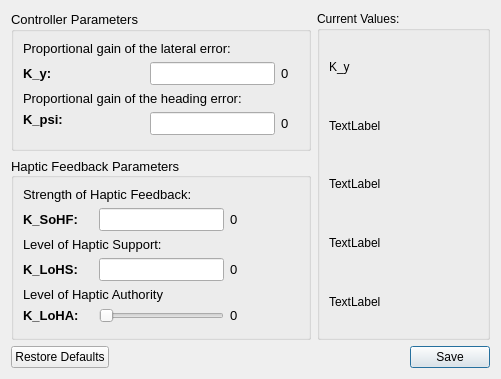
The window that modules/steeringwheelcontrol/action/swcontrollers/ui/fdca_settings_ui.ui (tud-hri/joan) describes before a commit, drawn with Qt 5.
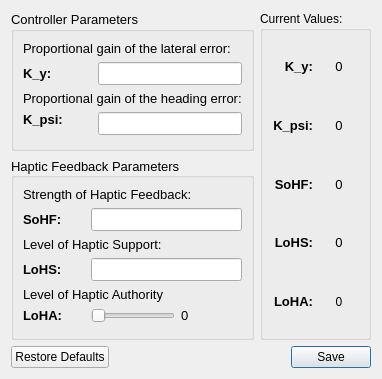
The same window after the commit.

Commit message: FDCA and PD control both work and have their own settings

Patch:
```diff
--- a/modules/steeringwheelcontrol/action/swcontrollers/ui/fdca_settings_ui.ui
+++ b/modules/steeringwheelcontrol/action/swcontrollers/ui/fdca_settings_ui.ui
@@ -6,7 +6,7 @@
    <rect>
     <x>0</x>
     <y>0</y>
-    <width>501</width>
+    <width>361</width>
     <height>379</height>
    </rect>
   </property>
@@ -24,7 +24,7 @@
      </property>
      <property name="minimumSize">
       <size>
-       <width>300</width>
+       <width>0</width>
        <height>0</height>
       </size>
      </property>
@@ -64,35 +64,6 @@
           </property>
          </widget>
         </item>
-        <item row="2" column="2">
-         <widget class="QLabel" name="lbl_k_y">
-          <property name="sizePolicy">
-           <sizepolicy hsizetype="Preferred" vsizetype="Preferred">
-            <horstretch>0</horstretch>
-            <verstretch>0</verstretch>
-           </sizepolicy>
-          </property>
-          <property name="minimumSize">
-           <size>
-            <width>0</width>
-            <height>0</height>
-           </size>
-          </property>
-          <property name="font">
-           <font>
-            <pointsize>10</pointsize>
-            <weight>50</weight>
-            <bold>false</bold>
-           </font>
-          </property>
-          <property name="text">
-           <string>0</string>
-          </property>
-          <property name="alignment">
-           <set>Qt::AlignLeading|Qt::AlignLeft|Qt::AlignVCenter</set>
-          </property>
-         </widget>
-        </item>
         <item row="3" column="0" colspan="3">
          <widget class="QLabel" name="lblKpsititle">
           <property name="font">
@@ -107,49 +78,17 @@
           </property>
          </widget>
         </item>
-        <item row="4" column="2">
-         <widget class="QLabel" name="lbl_k_psi">
-          <property name="sizePolicy">
-           <sizepolicy hsizetype="Minimum" vsizetype="Preferred">
-            <horstretch>0</horstretch>
-            <verstretch>0</verstretch>
-           </sizepolicy>
-          </property>
-          <property name="font">
-           <font>
-            <pointsize>10</pointsize>
-            <weight>50</weight>
-            <bold>false</bold>
-           </font>
-          </property>
-          <property name="text">
-           <string>0</string>
-          </property>
-          <property name="alignment">
-           <set>Qt::AlignLeading|Qt::AlignLeft|Qt::AlignVCenter</set>
-          </property>
-         </widget>
-        </item>
-        <item row="4" column="1">
-         <widget class="QLineEdit" name="edit_k_psi">
-          <property name="sizePolicy">
-           <sizepolicy hsizetype="Preferred" vsizetype="Fixed">
-            <horstretch>0</horstretch>
-            <verstretch>0</verstretch>
-           </sizepolicy>
-          </property>
-          <property name="font">
-           <font>
-            <pointsize>10</pointsize>
-           </font>
-          </property>
-         </widget>
-        </item>
         <item row="4" column="0">
          <widget class="QLabel" name="lblKpsi">
+          <property name="sizePolicy">
+           <sizepolicy hsizetype="Minimum" vsizetype="Preferred">
+            <horstretch>0</horstretch>
+            <verstretch>0</verstretch>
+           </sizepolicy>
+          </property>
           <property name="minimumSize">
            <size>
-            <width>121</width>
+            <width>0</width>
             <height>0</height>
            </size>
           </property>
@@ -177,14 +116,14 @@
         <item row="2" column="0">
          <widget class="QLabel" name="lblKy">
           <property name="sizePolicy">
-           <sizepolicy hsizetype="Minimum" vsizetype="Preferred">
+           <sizepolicy hsizetype="Preferred" vsizetype="Preferred">
             <horstretch>0</horstretch>
             <verstretch>0</verstretch>
            </sizepolicy>
           </property>
           <property name="minimumSize">
            <size>
-            <width>121</width>
+            <width>0</width>
             <height>0</height>
            </size>
           </property>
@@ -219,7 +158,7 @@
           </property>
          </spacer>
         </item>
-        <item row="2" column="1">
+        <item row="2" column="1" colspan="2">
          <widget class="QLineEdit" name="edit_k_y">
           <property name="sizePolicy">
            <sizepolicy hsizetype="Preferred" vsizetype="Fixed">
@@ -237,6 +176,21 @@
           </property>
          </widget>
         </item>
+        <item row="4" column="1" colspan="2">
+         <widget class="QLineEdit" name="edit_k_psi">
+          <property name="sizePolicy">
+           <sizepolicy hsizetype="Preferred" vsizetype="Fixed">
+            <horstretch>0</horstretch>
+            <verstretch>0</verstretch>
+           </sizepolicy>
+          </property>
+          <property name="font">
+           <font>
+            <pointsize>10</pointsize>
+           </font>
+          </property>
+         </widget>
+        </item>
        </layout>
       </item>
      </layout>
@@ -305,51 +259,6 @@
           </property>
          </widget>
         </item>
-        <item row="3" column="1">
-         <widget class="QLineEdit" name="edit_lohs">
-          <property name="sizePolicy">
-           <sizepolicy hsizetype="Minimum" vsizetype="Fixed">
-            <horstretch>0</horstretch>
-            <verstretch>0</verstretch>
-           </sizepolicy>
-          </property>
-          <property name="font">
-           <font>
-            <pointsize>10</pointsize>
-           </font>
-          </property>
-         </widget>
-        </item>
-        <item row="6" column="1">
-         <widget class="QSlider" name="slider_loha">
-          <property name="sizePolicy">
-           <sizepolicy hsizetype="Minimum" vsizetype="Fixed">
-            <horstretch>0</horstretch>
-            <verstretch>0</verstretch>
-           </sizepolicy>
-          </property>
-          <property name="maximum">
-           <number>100</number>
-          </property>
-          <property name="orientation">
-           <enum>Qt::Horizontal</enum>
-          </property>
-         </widget>
-        </item>
-        <item row="3" column="0">
-         <widget class="QLabel" name="lblKlohs">
-          <property name="font">
-           <font>
-            <pointsize>10</pointsize>
-            <weight>75</weight>
-            <bold>true</bold>
-           </font>
-          </property>
-          <property name="text">
-           <string>K_LoHS:</string>
-          </property>
-         </widget>
-        </item>
         <item row="1" column="0">
          <widget class="QLabel" name="lblKsohf">
           <property name="font">
@@ -360,7 +269,21 @@
            </font>
           </property>
           <property name="text">
-           <string>K_SoHF:</string>
+           <string>SoHF:</string>
+          </property>
+         </widget>
+        </item>
+        <item row="3" column="0">
+         <widget class="QLabel" name="lblKlohs">
+          <property name="font">
+           <font>
+            <pointsize>10</pointsize>
+            <weight>75</weight>
+            <bold>true</bold>
+           </font>
+          </property>
+          <property name="text">
+           <string>LoHS:</string>
           </property>
          </widget>
         </item>
@@ -374,37 +297,7 @@
            </font>
           </property>
           <property name="text">
-           <string>K_LoHA:</string>
-          </property>
-         </widget>
-        </item>
-        <item row="6" column="2">
-         <widget class="QLabel" name="lbl_loha">
-          <property name="font">
-           <font>
-            <pointsize>10</pointsize>
-           </font>
-          </property>
-          <property name="text">
-           <string>0</string>
-          </property>
-          <property name="alignment">
-           <set>Qt::AlignLeading|Qt::AlignLeft|Qt::AlignVCenter</set>
-          </property>
-         </widget>
-        </item>
-        <item row="1" column="1">
-         <widget class="QLineEdit" name="edit_sohf">
-          <property name="sizePolicy">
-           <sizepolicy hsizetype="Minimum" vsizetype="Fixed">
-            <horstretch>0</horstretch>
-            <verstretch>0</verstretch>
-           </sizepolicy>
-          </property>
-          <property name="font">
-           <font>
-            <pointsize>10</pointsize>
-           </font>
+           <string>LoHA:</string>
           </property>
          </widget>
         </item>
@@ -436,13 +329,27 @@
           </property>
          </widget>
         </item>
-        <item row="1" column="2">
-         <widget class="QLabel" name="lbl_sohf">
+        <item row="6" column="1">
+         <widget class="QSlider" name="slider_loha">
+          <property name="sizePolicy">
+           <sizepolicy hsizetype="Minimum" vsizetype="Fixed">
+            <horstretch>0</horstretch>
+            <verstretch>0</verstretch>
+           </sizepolicy>
+          </property>
+          <property name="maximum">
+           <number>100</number>
+          </property>
+          <property name="orientation">
+           <enum>Qt::Horizontal</enum>
+          </property>
+         </widget>
+        </item>
+        <item row="6" column="2">
+         <widget class="QLabel" name="lbl_loha_slider">
           <property name="font">
            <font>
             <pointsize>10</pointsize>
-            <weight>50</weight>
-            <bold>false</bold>
            </font>
           </property>
           <property name="text">
@@ -453,20 +360,33 @@
           </property>
          </widget>
         </item>
-        <item row="3" column="2">
-         <widget class="QLabel" name="lbl_lohs">
+        <item row="1" column="1" colspan="2">
+         <widget class="QLineEdit" name="edit_sohf">
+          <property name="sizePolicy">
+           <sizepolicy hsizetype="Minimum" vsizetype="Fixed">
+            <horstretch>0</horstretch>
+            <verstretch>0</verstretch>
+           </sizepolicy>
+          </property>
           <property name="font">
            <font>
             <pointsize>10</pointsize>
-            <weight>50</weight>
-            <bold>false</bold>
            </font>
           </property>
-          <property name="text">
-           <string>0</string>
+         </widget>
+        </item>
+        <item row="3" column="1" colspan="2">
+         <widget class="QLineEdit" name="edit_lohs">
+          <property name="sizePolicy">
+           <sizepolicy hsizetype="Minimum" vsizetype="Fixed">
+            <horstretch>0</horstretch>
+            <verstretch>0</verstretch>
+           </sizepolicy>
           </property>
-          <property name="alignment">
-           <set>Qt::AlignLeading|Qt::AlignLeft|Qt::AlignVCenter</set>
+          <property name="font">
+           <font>
+            <pointsize>10</pointsize>
+           </font>
           </property>
          </widget>
         </item>
@@ -494,40 +414,190 @@
       <string>Current Values:</string>
      </property>
      <layout class="QGridLayout" name="gridLayout_2">
-      <item row="3" column="0" colspan="2">
-       <widget class="QLabel" name="label_3">
-        <property name="text">
-         <string>TextLabel</string>
-        </property>
-       </widget>
-      </item>
-      <item row="0" column="0" colspan="2">
-       <widget class="QLabel" name="label">
-        <property name="text">
-         <string>K_y</string>
-        </property>
-       </widget>
-      </item>
-      <item row="1" column="0" colspan="2">
-       <widget class="QLabel" name="label_5">
-        <property name="text">
-         <string>TextLabel</string>
-        </property>
-       </widget>
-      </item>
-      <item row="2" column="0">
-       <widget class="QLabel" name="label_4">
-        <property name="text">
-         <string>TextLabel</string>
-        </property>
-       </widget>
-      </item>
-      <item row="4" column="0">
-       <widget class="QLabel" name="label_2">
-        <property name="text">
-         <string>TextLabel</string>
-        </property>
-       </widget>
+      <item row="5" column="0">
+       <layout class="QGridLayout" name="gridLayout_7">
+        <item row="3" column="0">
+         <widget class="QLabel" name="label_3">
+          <property name="font">
+           <font>
+            <pointsize>10</pointsize>
+            <weight>75</weight>
+            <bold>true</bold>
+           </font>
+          </property>
+          <property name="text">
+           <string>LoHS:</string>
+          </property>
+          <property name="alignment">
+           <set>Qt::AlignRight|Qt::AlignTrailing|Qt::AlignVCenter</set>
+          </property>
+         </widget>
+        </item>
+        <item row="3" column="1">
+         <widget class="QLabel" name="lbl_lohs">
+          <property name="font">
+           <font>
+            <pointsize>10</pointsize>
+            <weight>50</weight>
+            <bold>false</bold>
+           </font>
+          </property>
+          <property name="text">
+           <string>0</string>
+          </property>
+          <property name="alignment">
+           <set>Qt::AlignCenter</set>
+          </property>
+         </widget>
+        </item>
+        <item row="2" column="1">
+         <widget class="QLabel" name="lbl_sohf">
+          <property name="font">
+           <font>
+            <pointsize>10</pointsize>
+            <weight>50</weight>
+            <bold>false</bold>
+           </font>
+          </property>
+          <property name="text">
+           <string>0</string>
+          </property>
+          <property name="alignment">
+           <set>Qt::AlignCenter</set>
+          </property>
+         </widget>
+        </item>
+        <item row="4" column="0">
+         <widget class="QLabel" name="label_2">
+          <property name="font">
+           <font>
+            <pointsize>10</pointsize>
+            <weight>75</weight>
+            <bold>true</bold>
+           </font>
+          </property>
+          <property name="text">
+           <string>LoHA:</string>
+          </property>
+          <property name="alignment">
+           <set>Qt::AlignRight|Qt::AlignTrailing|Qt::AlignVCenter</set>
+          </property>
+         </widget>
+        </item>
+        <item row="2" column="0">
+         <widget class="QLabel" name="label_4">
+          <property name="font">
+           <font>
+            <pointsize>10</pointsize>
+            <weight>75</weight>
+            <bold>true</bold>
+           </font>
+          </property>
+          <property name="text">
+           <string>SoHF:</string>
+          </property>
+          <property name="alignment">
+           <set>Qt::AlignRight|Qt::AlignTrailing|Qt::AlignVCenter</set>
+          </property>
+         </widget>
+        </item>
+        <item row="1" column="1">
+         <widget class="QLabel" name="lbl_k_psi">
+          <property name="sizePolicy">
+           <sizepolicy hsizetype="Minimum" vsizetype="Preferred">
+            <horstretch>0</horstretch>
+            <verstretch>0</verstretch>
+           </sizepolicy>
+          </property>
+          <property name="font">
+           <font>
+            <pointsize>10</pointsize>
+            <weight>50</weight>
+            <bold>false</bold>
+           </font>
+          </property>
+          <property name="text">
+           <string>0</string>
+          </property>
+          <property name="alignment">
+           <set>Qt::AlignCenter</set>
+          </property>
+         </widget>
+        </item>
+        <item row="1" column="0">
+         <widget class="QLabel" name="label_5">
+          <property name="font">
+           <font>
+            <pointsize>10</pointsize>
+            <weight>75</weight>
+            <bold>true</bold>
+           </font>
+          </property>
+          <property name="text">
+           <string>K_psi:</string>
+          </property>
+          <property name="alignment">
+           <set>Qt::AlignRight|Qt::AlignTrailing|Qt::AlignVCenter</set>
+          </property>
+         </widget>
+        </item>
+        <item row="0" column="0">
+         <widget class="QLabel" name="label">
+          <property name="font">
+           <font>
+            <pointsize>10</pointsize>
+            <weight>75</weight>
+            <bold>true</bold>
+           </font>
+          </property>
+          <property name="text">
+           <string>K_y:</string>
+          </property>
+          <property name="alignment">
+           <set>Qt::AlignRight|Qt::AlignTrailing|Qt::AlignVCenter</set>
+          </property>
+         </widget>
+        </item>
+        <item row="0" column="1">
+         <widget class="QLabel" name="lbl_k_y">
+          <property name="sizePolicy">
+           <sizepolicy hsizetype="Preferred" vsizetype="Preferred">
+            <horstretch>0</horstretch>
+            <verstretch>0</verstretch>
+           </sizepolicy>
+          </property>
+          <property name="minimumSize">
+           <size>
+            <width>0</width>
+            <height>0</height>
+           </size>
+          </property>
+          <property name="font">
+           <font>
+            <pointsize>10</pointsize>
+            <weight>50</weight>
+            <bold>false</bold>
+           </font>
+          </property>
+          <property name="text">
+           <string>0</string>
+          </property>
+          <property name="alignment">
+           <set>Qt::AlignCenter</set>
+          </property>
+         </widget>
+        </item>
+        <item row="4" column="1">
+         <widget class="QLabel" name="lbl_loha">
+          <property name="text">
+           <string>0</string>
+          </property>
+          <property name="alignment">
+           <set>Qt::AlignCenter</set>
+          </property>
+         </widget>
+        </item>
+       </layout>
       </item>
      </layout>
     </widget>
```
The commit also changes 4 other files.
